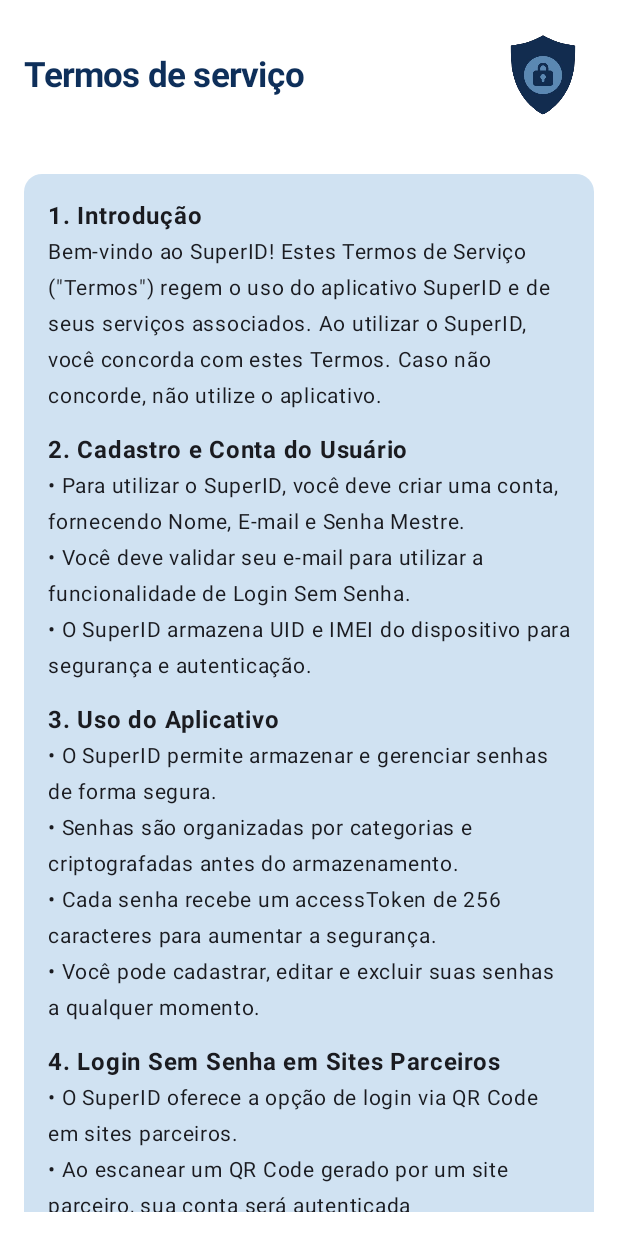
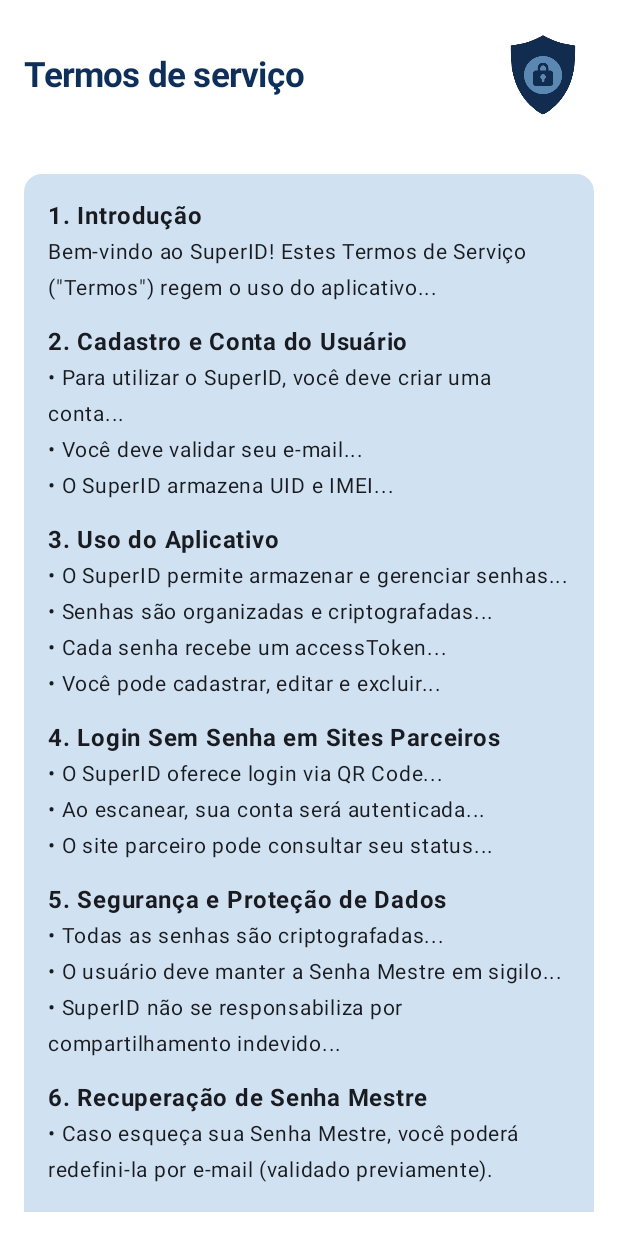
Before and after one commit to gustavo-zorzo/PI3-Turma3-6, an Android app built with Jetpack Compose: the screen it shows after launch (TermsActivity), on a phone screen of 412 x 824 dp. Run offline under Robolectric (Android 15) with nearby library versions, the phone set to English and light mode, and no system bars.

Commit message:
Comentando as Activities/codigos que realizei durante o pi. ( explicando o codigo )

```diff
--- a/SuperID/app/src/main/java/br/com/superid/LoadingActivity.kt
+++ b/SuperID/app/src/main/java/br/com/superid/LoadingActivity.kt
@@ -1,4 +1,5 @@
 package br.com.superid
+
 
 import android.annotation.SuppressLint
 import android.content.Intent
@@ -21,14 +22,21 @@
 import br.com.superid.ui.theme.SuperIDTheme
 import kotlinx.coroutines.delay
 
+
 private const val SPLASH_TIMEOUT_MS: Long = 3000L
+
 private const val PROGRESS_UPDATE_INTERVAL_MS: Long = 50L
 
 @SuppressLint("CustomSplashScreen")
+// Activity de carregamento inicial (
 class LoadingActivity : ComponentActivity() {
     override fun onCreate(savedInstanceState: Bundle?) {
         super.onCreate(savedInstanceState)
+
+
         requestWindowFeature(Window.FEATURE_NO_TITLE)
+
+        // Define o conteúdo da tela com o tema
         setContent {
             SuperIDTheme {
                 LoadingScreen(
@@ -40,16 +48,21 @@
         }
     }
 
+    // Navega para a próxima tela após o carregamento
     private fun navigateToWelcomeActivity() {
         startActivity(Intent(this@LoadingActivity, TermsActivity::class.java))
-        finish()
+        finish() // Finaliza a splash screen
     }
 }
 
 @Composable
 fun LoadingScreen(onTimeout: () -> Unit) {
+
     var progress by remember { mutableFloatStateOf(0f) }
+
+
     val totalSteps = (SPLASH_TIMEOUT_MS / PROGRESS_UPDATE_INTERVAL_MS).toInt()
+
 
     LaunchedEffect(Unit) {
         for (i in 1..totalSteps) {
@@ -60,6 +73,7 @@
         onTimeout()
     }
 
+    // Interface da tela
     Surface(
         modifier = Modifier.fillMaxSize(),
         color = Color.White
@@ -72,12 +86,16 @@
                 horizontalAlignment = Alignment.CenterHorizontally,
                 verticalArrangement = Arrangement.Center
             ) {
+                // Logo do SuperID
                 Image(
                     painter = painterResource(id = R.drawable.logo_superid),
                     contentDescription = "SuperID Logo",
                     modifier = Modifier.size(200.dp)
                 )
+
                 Spacer(modifier = Modifier.height(48.dp))
+
+                // Barra de progresso animada
                 LinearProgressIndicator(
                     progress = { progress },
                     modifier = Modifier
@@ -92,6 +110,7 @@
     }
 }
 
+// Preview do composable para visualização no Android Studio
 @Preview(showBackground = true)
 @Composable
 fun LoadingScreenPreview() {
--- a/SuperID/app/src/main/java/br/com/superid/SignUpActivity.kt
+++ b/SuperID/app/src/main/java/br/com/superid/SignUpActivity.kt
@@ -31,6 +31,7 @@
 private lateinit var auth: FirebaseAuth
 private val TAG = "SignUpActivityLOG"
 
+//activity da tela de cadastro
 class SignUpActivity : ComponentActivity() {
     override fun onCreate(savedInstanceState: Bundle?) {
         super.onCreate(savedInstanceState)
@@ -169,7 +170,7 @@
             }
         }
     }
-
+//funcao para vincular o firebaseauth com o app
     fun cadastrarUsuario(nome: String, email: String, senhaMestre: String, context: android.content.Context) {
         Firebase.auth.createUserWithEmailAndPassword(email, senhaMestre)
             .addOnCompleteListener(this) { task ->
--- a/SuperID/app/src/main/java/br/com/superid/TermsActivity.kt
+++ b/SuperID/app/src/main/java/br/com/superid/TermsActivity.kt
@@ -1,6 +1,10 @@
 package br.com.superid
 
+
 import android.content.Intent
+import android.os.Bundle
+import androidx.activity.ComponentActivity
+import androidx.activity.compose.setContent
 import androidx.compose.foundation.Image
 import androidx.compose.foundation.layout.*
 import androidx.compose.foundation.rememberScrollState
@@ -14,23 +18,20 @@
 import androidx.compose.ui.text.font.FontWeight
 import androidx.compose.ui.unit.dp
 import androidx.compose.ui.unit.sp
-import android.os.Bundle
-import androidx.activity.ComponentActivity
-import androidx.activity.compose.setContent
 import br.com.superid.ui.theme.SuperIDTheme
 import androidx.compose.material3.TopAppBarDefaults
 
-
-
+//activity da tela de termos
 class TermsActivity : ComponentActivity() {
     override fun onCreate(savedInstanceState: Bundle?) {
         super.onCreate(savedInstanceState)
         setContent {
             SuperIDTheme {
+                // Exibe a tela de termos e redireciona para a tela de boas-vindas ao confirmar
                 TelaTermosDeServico(
                     onConfirmar = {
                         startActivity(Intent(this, WelcomeActivity::class.java))
-                        finish()
+                        finish() // finaliza esta activity para não voltar com o botão "voltar"
                     }
                 )
             }
@@ -39,29 +40,33 @@
 }
 
 @OptIn(ExperimentalMaterial3Api::class)
+
 @Composable
 fun TelaTermosDeServico(onConfirmar: () -> Unit) {
-    val scrollState = rememberScrollState()
+    val scrollState = rememberScrollState() // estado para rolagem vertical
 
     Scaffold(
         topBar = {
+            // Barra superior com título e logo
             TopAppBar(
                 title = {
                     Row(
                         verticalAlignment = Alignment.CenterVertically,
                         modifier = Modifier.fillMaxWidth()
                     ) {
+                        // Título da tela
                         Text(
                             text = "Termos de serviço",
                             fontSize = 23.sp,
                             fontWeight = FontWeight.Bold,
                             color = Color(0xFF0E2F5A),
-                            modifier = Modifier.weight(1f) // ocupa o espaço restante à esquerda
+                            modifier = Modifier.weight(1f)
                         )
+                        // Logo no canto superior direito
                         Image(
                             painter = painterResource(id = R.drawable.logo_superid),
                             contentDescription = "Logo escudo",
-                            modifier = Modifier.size(100.dp) // tamanho aumentado
+                            modifier = Modifier.size(100.dp)
                         )
                     }
                 },
@@ -72,6 +77,7 @@
         },
         containerColor = Color.White
     ) { padding ->
+        // Conteúdo principal da tela com rolagem
         Column(
             modifier = Modifier
                 .fillMaxSize()
@@ -79,74 +85,77 @@
                 .padding(16.dp)
                 .verticalScroll(scrollState)
         ) {
+            // Card contendo o texto dentro
             Card(
                 modifier = Modifier.fillMaxWidth(),
-                colors = CardDefaults.cardColors(containerColor = Color(0xFFD0E2F2)) // azul mais escuro
+                colors = CardDefaults.cardColors(containerColor = Color(0xFFD0E2F2))
             ) {
                 Column(modifier = Modifier.padding(16.dp)) {
+                    // Cada seção do termo é separada por título em negrito e texto descritivo
+
                     Text("1. Introdução", fontWeight = FontWeight.Bold)
                     Text(
-                        "Bem-vindo ao SuperID! Estes Termos de Serviço (\"Termos\") regem o uso do aplicativo SuperID e de seus serviços associados. Ao utilizar o SuperID, você concorda com estes Termos. Caso não concorde, não utilize o aplicativo.",
+                        "Bem-vindo ao SuperID! Estes Termos de Serviço (\"Termos\") regem o uso do aplicativo...",
                         fontSize = 14.sp,
                         modifier = Modifier.padding(bottom = 12.dp)
                     )
 
                     Text("2. Cadastro e Conta do Usuário", fontWeight = FontWeight.Bold)
                     Text(
-                        "• Para utilizar o SuperID, você deve criar uma conta, fornecendo Nome, E-mail e Senha Mestre.\n" +
-                                "• Você deve validar seu e-mail para utilizar a funcionalidade de Login Sem Senha.\n" +
-                                "• O SuperID armazena UID e IMEI do dispositivo para segurança e autenticação.",
+                        "• Para utilizar o SuperID, você deve criar uma conta...\n" +
+                                "• Você deve validar seu e-mail...\n" +
+                                "• O SuperID armazena UID e IMEI...",
                         fontSize = 14.sp,
                         modifier = Modifier.padding(bottom = 12.dp)
                     )
 
                     Text("3. Uso do Aplicativo", fontWeight = FontWeight.Bold)
                     Text(
-                        "• O SuperID permite armazenar e gerenciar senhas de forma segura.\n" +
-                                "• Senhas são organizadas por categorias e criptografadas antes do armazenamento.\n" +
-                                "• Cada senha recebe um accessToken de 256 caracteres para aumentar a segurança.\n" +
-                                "• Você pode cadastrar, editar e excluir suas senhas a qualquer momento.",
+                        "• O SuperID permite armazenar e gerenciar senhas...\n" +
+                                "• Senhas são organizadas e criptografadas...\n" +
+                                "• Cada senha recebe um accessToken...\n" +
+                                "• Você pode cadastrar, editar e excluir...",
                         fontSize = 14.sp,
                         modifier = Modifier.padding(bottom = 12.dp)
                     )
 
                     Text("4. Login Sem Senha em Sites Parceiros", fontWeight = FontWeight.Bold)
                     Text(
-                        "• O SuperID oferece a opção de login via QR Code em sites parceiros.\n" +
-                                "• Ao escanear um QR Code gerado por um site parceiro, sua conta será autenticada automaticamente.\n" +
-                                "• O site parceiro pode consultar seu status de login por um período limitado de tempo.",
+                        "• O SuperID oferece login via QR Code...\n" +
+                                "• Ao escanear, sua conta será autenticada...\n" +
+                                "• O site parceiro pode consultar seu status...",
                         fontSize = 14.sp,
                         modifier = Modifier.padding(bottom = 12.dp)
                     )
 
                     Text("5. Segurança e Proteção de Dados", fontWeight = FontWeight.Bold)
                     Text(
-                        "• Todas as senhas armazenadas são criptografadas para garantir a máxima segurança.\n" +
-                                "• O usuário é responsável por manter sua Senha Mestre em sigilo.\n" +
-                                "• O SuperID não se responsabiliza por acessos não autorizados devido ao compartilhamento da senha de recuperação.",
+                        "• Todas as senhas são criptografadas...\n" +
+                                "• O usuário deve manter a Senha Mestre em sigilo...\n" +
+                                "• SuperID não se responsabiliza por compartilhamento indevido...",
                         fontSize = 14.sp,
                         modifier = Modifier.padding(bottom = 12.dp)
                     )
 
                     Text("6. Recuperação de Senha Mestre", fontWeight = FontWeight.Bold)
                     Text(
-                        "• Caso o usuário esqueça sua Senha Mestre, poderá redefini-la via e-mail, desde que o e-mail tenha sido validado previamente.",
+                        "• Caso esqueça sua Senha Mestre, você poderá redefini-la por e-mail (validado previamente).",
                         fontSize = 14.sp,
                         modifier = Modifier.padding(bottom = 12.dp)
                     )
 
                     Text("7. Responsabilidades e Limitações", fontWeight = FontWeight.Bold)
                     Text(
-                        "• O SuperID é um gerenciador de senhas, mas não se responsabiliza por falhas de segurança externas à sua plataforma.\n" +
-                                "• O aplicativo pode ser atualizado para melhorias e correções sem aviso prévio.\n" +
-                                "• O uso indevido da aplicação pode resultar na suspensão ou exclusão da conta.",
+                        "• O SuperID não se responsabiliza por falhas externas...\n" +
+                                "• O aplicativo pode ser atualizado sem aviso...\n" +
+                                "• Uso indevido pode levar à suspensão da conta.",
                         fontSize = 14.sp,
                         modifier = Modifier.padding(bottom = 12.dp)
                     )
 
                     Text("8. Modificações nos Termos", fontWeight = FontWeight.Bold)
                     Text(
-                        "• Podemos atualizar estes Termos periodicamente. Notificaremos os usuários sobre alterações relevantes.",
+                        "• Os termos podem ser atualizados periodicamente. Notificações serão feitas quando necessário.",
                         fontSize = 14.sp
                     )
                 }
@@ -154,6 +163,7 @@
 
             Spacer(modifier = Modifier.height(24.dp))
 
+            // Botão de confirmação da leitura dos termos
             Button(
                 onClick = { onConfirmar() },
                 modifier = Modifier
```
Also changed, not shown: SuperID/app/src/main/java/br/com/superid/AccountConfigActivity.kt (+14 -1 lines), SuperID/app/src/main/java/br/com/superid/DashboardActivity.kt (+18 -4 lines), SuperID/app/src/main/java/br/com/superid/EmailVerificationActivity.kt (+12 -6 lines), SuperID/app/src/main/java/br/com/superid/MasterPasswordRecovery.kt (+14 -6 lines), SuperID/app/src/main/java/br/com/superid/SignInActivity.kt (+18 -5 lines), SuperID/app/src/main/java/br/com/superid/WelcomeActivity.kt (+16 -11 lines).
